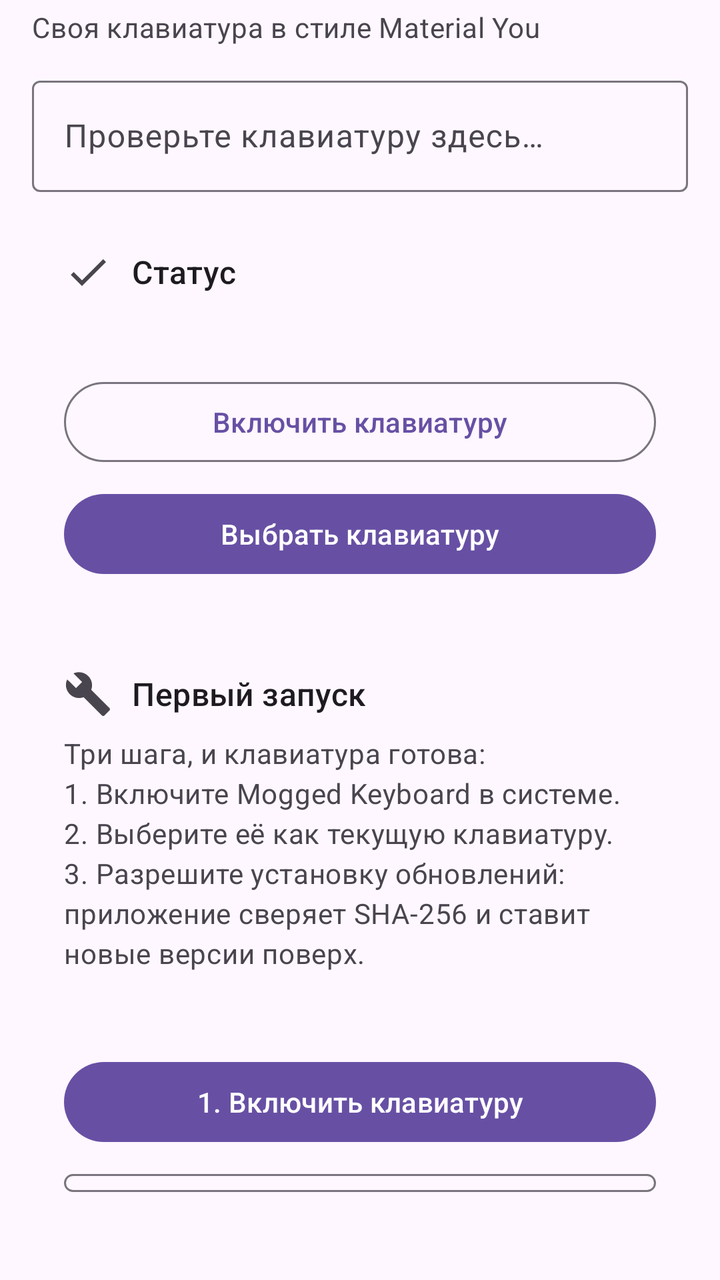
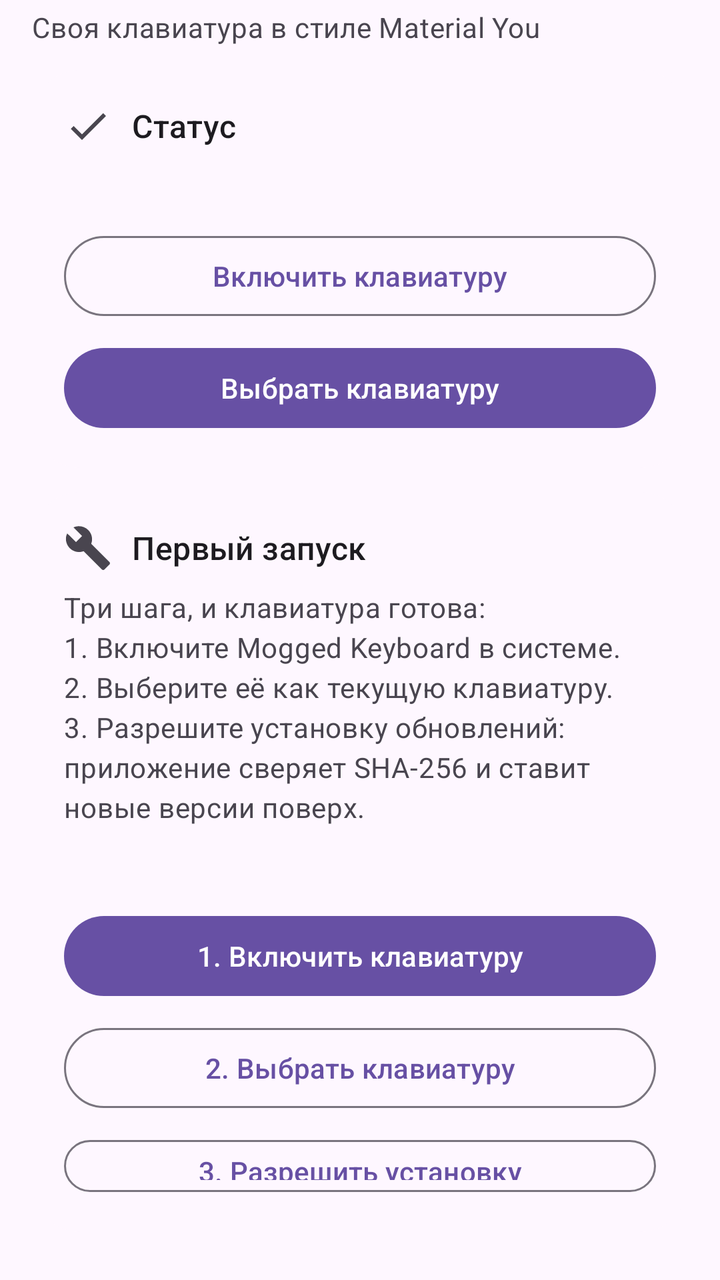

Two renders of the same Android screen: before a commit and after it. Below are the layout's source before the change and the commit's diff.
<!-- AndroidManifest.xml: application theme Theme.Mogged -->
<!-- res/layout/section_home.xml -->
<?xml version="1.0" encoding="utf-8"?>
<LinearLayout xmlns:android="http://schemas.android.com/apk/res/android"
    xmlns:app="http://schemas.android.com/apk/res-auto"
    android:layout_width="match_parent"
    android:layout_height="wrap_content"
    android:orientation="vertical"
    android:paddingStart="16dp"
    android:paddingEnd="16dp"
    android:paddingBottom="24dp">

    <TextView
        android:layout_width="match_parent"
        android:layout_height="wrap_content"
        android:layout_marginTop="4dp"
        android:text="@string/subtitle"
        android:textAppearance="?attr/textAppearanceBodyMedium"
        android:textColor="?attr/colorOnSurfaceVariant" />

    
    <com.google.android.material.textfield.TextInputLayout
        style="?attr/textInputOutlinedStyle"
        android:layout_width="match_parent"
        android:layout_height="wrap_content"
        android:layout_marginTop="12dp"
        android:hint="@string/test_field_hint">

        <com.google.android.material.textfield.TextInputEditText
            android:id="@+id/testField"
            android:layout_width="match_parent"
            android:layout_height="wrap_content"
            android:inputType="textMultiLine|textCapSentences"
            android:minLines="1" />
    </com.google.android.material.textfield.TextInputLayout>

    
    <com.google.android.material.card.MaterialCardView
        android:layout_width="match_parent"
        android:layout_height="wrap_content"
        android:layout_marginTop="12dp"
        app:cardCornerRadius="24dp"
        app:cardElevation="0dp"
        app:strokeWidth="0dp">

        <LinearLayout
            android:layout_width="match_parent"
            android:layout_height="wrap_content"
            android:orientation="vertical"
            android:padding="16dp">

            <LinearLayout
                android:layout_width="match_parent"
                android:layout_height="wrap_content"
                android:gravity="center_vertical"
                android:orientation="horizontal">

                <ImageView
                    android:layout_width="24dp"
                    android:layout_height="24dp"
                    android:contentDescription="@null"
                    android:src="@drawable/ic_done"
                    app:tint="?attr/colorOnSurfaceVariant" />

                <TextView
                    android:layout_width="wrap_content"
                    android:layout_height="wrap_content"
                    android:layout_marginStart="10dp"
                    android:text="@string/status_title"
                    android:textAppearance="?attr/textAppearanceTitleMedium" />
            </LinearLayout>

            <TextView
                android:id="@+id/statusText"
                android:layout_width="match_parent"
                android:layout_height="wrap_content"
                android:layout_marginTop="8dp"
                android:textAppearance="?attr/textAppearanceBodyMedium" />

            <Button
                android:id="@+id/btnEnable"
                style="?attr/materialButtonOutlinedStyle"
                android:layout_width="match_parent"
                android:layout_height="wrap_content"
                android:layout_marginTop="12dp"
                android:minHeight="48dp"
                android:text="@string/btn_enable" />

            <Button
                android:id="@+id/btnPick"
                android:layout_width="match_parent"
                android:layout_height="wrap_content"
                android:layout_marginTop="8dp"
                android:minHeight="48dp"
                android:text="@string/btn_pick" />
        </LinearLayout>
    </com.google.android.material.card.MaterialCardView>

    
    <com.google.android.material.card.MaterialCardView
        android:id="@+id/updateHomeCard"
        android:layout_width="match_parent"
        android:layout_height="wrap_content"
        android:layout_marginTop="12dp"
        android:visibility="gone"
        app:cardBackgroundColor="?attr/colorPrimaryContainer"
        app:cardCornerRadius="24dp"
        app:cardElevation="0dp"
        app:strokeWidth="0dp">

        <LinearLayout
            android:layout_width="match_parent"
            android:layout_height="wrap_content"
            android:orientation="vertical"
            android:padding="16dp">

            <LinearLayout
                android:layout_width="match_parent"
                android:layout_height="wrap_content"
                android:gravity="center_vertical"
                android:orientation="horizontal">

                <ImageView
                    android:layout_width="24dp"
                    android:layout_height="24dp"
                    android:contentDescription="@null"
                    android:src="@drawable/ic_refresh"
                    app:tint="?attr/colorOnPrimaryContainer" />

                <TextView
                    android:layout_width="wrap_content"
                    android:layout_height="wrap_content"
                    android:layout_marginStart="10dp"
                    android:text="@string/home_update_title"
                    android:textAppearance="?attr/textAppearanceTitleMedium"
                    android:textColor="?attr/colorOnPrimaryContainer" />
            </LinearLayout>

            <TextView
                android:id="@+id/updateHomeText"
                android:layout_width="match_parent"
                android:layout_height="wrap_content"
                android:layout_marginTop="4dp"
                android:textAppearance="?attr/textAppearanceBodyMedium"
                android:textColor="?attr/colorOnPrimaryContainer" />

            <Button
                android:id="@+id/btnHomeUpdates"
                style="?attr/materialButtonOutlinedStyle"
                android:layout_width="match_parent"
                android:layout_height="wrap_content"
                android:layout_marginTop="10dp"
                android:minHeight="48dp"
                android:text="@string/home_update_action" />
        </LinearLayout>
    </com.google.android.material.card.MaterialCardView>

    
    <com.google.android.material.card.MaterialCardView
        android:id="@+id/cardOnboarding"
        android:layout_width="match_parent"
        android:layout_height="wrap_content"
        android:layout_marginTop="12dp"
        app:cardCornerRadius="24dp"
        app:cardElevation="0dp"
        app:strokeWidth="0dp">

        <LinearLayout
            android:layout_width="match_parent"
            android:layout_height="wrap_content"
            android:orientation="vertical"
            android:padding="16dp">

            <LinearLayout
                android:layout_width="match_parent"
                android:layout_height="wrap_content"
                android:gravity="center_vertical"
                android:orientation="horizontal">

                <ImageView
                    android:layout_width="24dp"
                    android:layout_height="24dp"
                    android:contentDescription="@null"
                    android:src="@drawable/ic_setup"
                    app:tint="?attr/colorOnSurfaceVariant" />

                <TextView
                    android:layout_width="wrap_content"
                    android:layout_height="wrap_content"
                    android:layout_marginStart="10dp"
                    android:text="@string/onboard_title"
                    android:textAppearance="?attr/textAppearanceTitleMedium" />
            </LinearLayout>

            <TextView
                android:layout_width="match_parent"
                android:layout_height="wrap_content"
                android:layout_marginTop="8dp"
                android:text="@string/onboard_text"
                android:textAppearance="?attr/textAppearanceBodyMedium"
                android:textColor="?attr/colorOnSurfaceVariant" />

            <TextView
                android:id="@+id/obInstallState"
                android:layout_width="match_parent"
                android:layout_height="wrap_content"
                android:layout_marginTop="10dp"
                android:textAppearance="?attr/textAppearanceBodyMedium"
                android:textColor="?attr/colorOnSurfaceVariant" />

            <Button
                android:id="@+id/btnObEnable"
                android:layout_width="match_parent"
                android:layout_height="wrap_content"
                android:layout_marginTop="12dp"
                android:minHeight="48dp"
                android:text="@string/onboard_enable" />

            <Button
                android:id="@+id/btnObPick"
                style="?attr/materialButtonOutlinedStyle"
                android:layout_width="match_parent"
                android:layout_height="wrap_content"
                android:layout_marginTop="8dp"
                android:minHeight="48dp"
                android:text="@string/onboard_pick" />

            <Button
                android:id="@+id/btnObInstall"
                style="?attr/materialButtonOutlinedStyle"
                android:layout_width="match_parent"
                android:layout_height="wrap_content"
                android:layout_marginTop="8dp"
                android:minHeight="48dp"
                android:text="@string/onboard_install" />

            <Button
                android:id="@+id/btnObDone"
                style="?attr/materialButtonOutlinedStyle"
                android:layout_width="match_parent"
                android:layout_height="wrap_content"
                android:layout_marginTop="4dp"
                android:minHeight="48dp"
                android:text="@string/onboard_done" />
        </LinearLayout>
    </com.google.android.material.card.MaterialCardView>

    
    <com.google.android.material.card.MaterialCardView
        android:layout_width="match_parent"
        android:layout_height="wrap_content"
        android:layout_marginTop="12dp"
        app:cardCornerRadius="24dp"
        app:cardElevation="0dp"
        app:strokeWidth="0dp">

        <LinearLayout
            android:layout_width="match_parent"
            android:layout_height="wrap_content"
            android:orientation="vertical"
            android:padding="16dp">

            <LinearLayout
                android:layout_width="match_parent"
                android:layout_height="wrap_content"
                android:gravity="center_vertical"
                android:orientation="horizontal">

                <ImageView
                    android:layout_width="24dp"
                    android:layout_height="24dp"
                    android:contentDescription="@null"
                    android:src="@drawable/ic_history"
                    app:tint="?attr/colorOnSurfaceVariant" />

                <TextView
                    android:layout_width="wrap_content"
                    android:layout_height="wrap_content"
                    android:layout_marginStart="10dp"
                    android:text="@string/home_whats_new"
                    android:textAppearance="?attr/textAppearanceTitleMedium" />
            </LinearLayout>

            <TextView
                android:id="@+id/homeWhatsNew"
                android:layout_width="match_parent"
                android:layout_height="wrap_content"
                android:layout_marginTop="6dp"
                android:textAppearance="?attr/textAppearanceBodyMedium"
                android:textColor="?attr/colorOnSurfaceVariant" />
        </LinearLayout>
    </com.google.android.material.card.MaterialCardView>
</LinearLayout>
<!-- resources referenced by this layout -->
<resources>
  <!-- drawable ic_done (drawable) -->
  <?xml version="1.0" encoding="utf-8"?>
  <vector xmlns:android="http://schemas.android.com/apk/res/android"
      android:width="24dp"
      android:height="24dp"
      android:viewportWidth="24"
      android:viewportHeight="24">
      <path
          android:fillColor="#FFFFFFFF"
          android:pathData="M9,16.17L4.83,12l-1.42,1.41L9,19 21,7l-1.41,-1.41z" />
  </vector>
  <!-- drawable ic_history (drawable) -->
  <?xml version="1.0" encoding="utf-8"?>
  <vector xmlns:android="http://schemas.android.com/apk/res/android"
      android:width="24dp"
      android:height="24dp"
      android:viewportWidth="24"
      android:viewportHeight="24">
      <path
          android:fillColor="#FFFFFFFF"
          android:pathData="M13,3c-4.97,0 -9,4.03 -9,9H1l3.89,3.89 0.07,0.14L9,12H6c0,-3.87 3.13,-7 7,-7s7,3.13 7,7 -3.13,7 -7,7c-1.93,0 -3.68,-0.79 -4.94,-2.06l-1.42,1.42C8.27,19.99 10.51,21 13,21c4.97,0 9,-4.03 9,-9s-4.03,-9 -9,-9zM12,8v5l4.28,2.54 0.72,-1.21 -3.5,-2.08V8H12z" />
  </vector>
  <!-- drawable ic_refresh (drawable) -->
  <?xml version="1.0" encoding="utf-8"?>
  <vector xmlns:android="http://schemas.android.com/apk/res/android"
      android:width="24dp"
      android:height="24dp"
      android:viewportWidth="24"
      android:viewportHeight="24">
      <path
          android:fillColor="#FFFFFFFF"
          android:pathData="M17.65,6.35C16.2,4.9 14.21,4 12,4c-4.42,0 -7.99,3.58 -8,8s3.57,8 7.99,8c3.73,0 6.84,-2.55 7.73,-6h-2.08c-0.82,2.33 -3.04,4 -5.65,4 -3.31,0 -6,-2.69 -6,-6s2.69,-6 6,-6c1.66,0 3.14,0.69 4.22,1.78L13,11h7V4l-2.35,2.35z" />
  </vector>
  <!-- drawable ic_setup (drawable) -->
  <?xml version="1.0" encoding="utf-8"?>
  <vector xmlns:android="http://schemas.android.com/apk/res/android"
      android:width="24dp"
      android:height="24dp"
      android:viewportWidth="24"
      android:viewportHeight="24">
      <path
          android:fillColor="#FFFFFFFF"
          android:pathData="M22.7,19l-9.1,-9.1c0.9,-2.3 0.4,-5 -1.5,-6.9 -2,-2 -5,-2.4 -7.4,-1.3L9,6 6,9 1.6,4.7C0.4,7.1 0.9,10.1 2.9,12.1c1.9,1.9 4.6,2.4 6.9,1.5l9.1,9.1c0.4,0.4 1,0.4 1.4,0l2.3,-2.3c0.5,-0.4 0.5,-1.1 0.1,-1.4z" />
  </vector>
  <string name="btn_enable">Включить клавиатуру</string>
  <string name="btn_pick">Выбрать клавиатуру</string>
  <string name="home_update_action">Открыть обновления</string>
  <string name="home_update_title">Есть обновление</string>
  <string name="home_whats_new">Что нового</string>
  <string name="onboard_done">Готово, больше не показывать</string>
  <string name="onboard_enable">1. Включить клавиатуру</string>
  <string name="onboard_install">3. Разрешить установку</string>
  <string name="onboard_pick">2. Выбрать клавиатуру</string>
  <string name="onboard_text">Три шага, и клавиатура готова:\n1. Включите Mogged Keyboard в системе.\n2. Выберите её как текущую клавиатуру.\n3. Разрешите установку обновлений: приложение сверяет SHA-256 и ставит новые версии поверх.</string>
  <string name="onboard_title">Первый запуск</string>
  <string name="status_title">Статус</string>
  <string name="subtitle">Своя клавиатура в стиле Material You</string>
  <string name="test_field_hint">Проверьте клавиатуру здесь…</string>
  <style name="Theme.Mogged" parent="Theme.Material3.DayNight.NoActionBar">
          <item name="android:statusBarColor">@android:color/transparent</item>
          <item name="android:navigationBarColor">@android:color/transparent</item>
      </style>
</resources>

<!-- the commit's change to res/layout/section_home.xml (unified diff, before → after) -->
@@ -17,22 +17,6 @@
         android:textColor="?attr/colorOnSurfaceVariant" />
 
     
-    <com.google.android.material.textfield.TextInputLayout
-        style="?attr/textInputOutlinedStyle"
-        android:layout_width="match_parent"
-        android:layout_height="wrap_content"
-        android:layout_marginTop="12dp"
-        android:hint="@string/test_field_hint">
-
-        <com.google.android.material.textfield.TextInputEditText
-            android:id="@+id/testField"
-            android:layout_width="match_parent"
-            android:layout_height="wrap_content"
-            android:inputType="textMultiLine|textCapSentences"
-            android:minLines="1" />
-    </com.google.android.material.textfield.TextInputLayout>
-
-    
     <com.google.android.material.card.MaterialCardView
         android:layout_width="match_parent"
         android:layout_height="wrap_content"
<!-- resource entries referenced after the edit -->
@@ -57,7 +57,6 @@
   <string name="onboard_title">Первый запуск</string>
   <string name="status_title">Статус</string>
   <string name="subtitle">Своя клавиатура в стиле Material You</string>
-  <string name="test_field_hint">Проверьте клавиатуру здесь…</string>
   <style name="Theme.Mogged" parent="Theme.Material3.DayNight.NoActionBar">
           <item name="android:statusBarColor">@android:color/transparent</item>
           <item name="android:navigationBarColor">@android:color/transparent</item>
